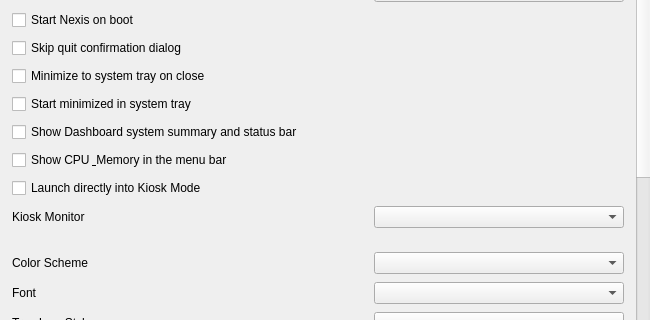
Qt form shared/nexis/Pages/Settings/settings_page.ui (s4solutionsllc/Nexis) before a commit; both pictures show x 0 to 650 and y 148 to 468 of the 650 by 600 pixel window.
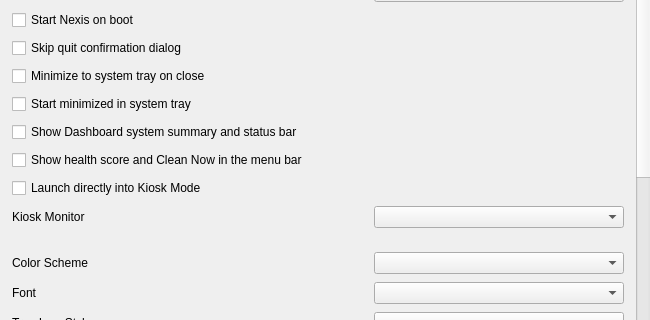
The same form after that commit.

Commit message:
feat(macos): menu-bar health score + Clean Now action (SSO-23853) (#409)
Extends the FW-20 menu-bar monitor to show the Dashboard health score
(same HealthScoreCalculator formulas/label, CPU+memory+disk only)
instead of raw CPU/MEM percentages, and adds a "Clean Now" item to a
new status-item dropdown menu that runs CleanerService's curated safe
category set (extracted from MaintenanceWizardDialog::onCleanSafeItems
so both share one list) off the main thread, reporting the result in
a one-sentence completion dialog.

Diff of the .ui file:
```diff
--- a/shared/nexis/Pages/Settings/settings_page.ui
+++ b/shared/nexis/Pages/Settings/settings_page.ui
@@ -193,7 +193,7 @@
 
           <item row="8" column="0" colspan="2">
            <widget class="QCheckBox" name="checkMenuBarMonitor">
-            <property name="text"><string>Show CPU &amp; Memory in the menu bar</string></property>
+            <property name="text"><string>Show health score and Clean Now in the menu bar</string></property>
             <property name="cursor"><cursorShape>PointingHandCursor</cursorShape></property>
             <property name="focusPolicy"><enum>Qt::NoFocus</enum></property>
            </widget>
```
The commit also changes 13 other files.
